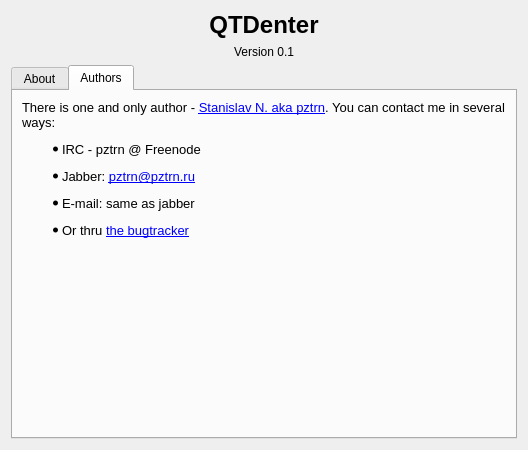
Above: src/ui/about.ui from pztrn/qtdenter-old before the change. Below: the same form after it.
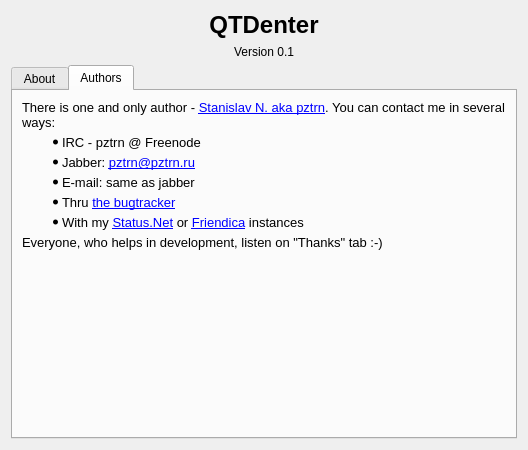
That is the form after the change. The open tabs and pages were chosen to show the change.

Commit message: All dents now in one list. Added filters buttons. Preparing for multiaccounting.

Diff of the .ui file:
```diff
--- a/src/ui/about.ui
+++ b/src/ui/about.ui
@@ -102,10 +102,12 @@
 p, li { white-space: pre-wrap; }
 &lt;/style&gt;&lt;/head&gt;&lt;body style=&quot; font-family:'PT Sans'; font-size:10pt; font-weight:400; font-style:normal;&quot;&gt;
 &lt;p style=&quot; margin-top:0px; margin-bottom:0px; margin-left:0px; margin-right:0px; -qt-block-indent:0; text-indent:0px;&quot;&gt;There is one and only author - &lt;a href=&quot;http://pztrn.ru/&quot;&gt;&lt;span style=&quot; text-decoration: underline; color:#0000ff;&quot;&gt;Stanislav N. aka pztrn&lt;/span&gt;&lt;/a&gt;. You can contact me in several ways:&lt;/p&gt;
-&lt;ul style=&quot;margin-top: 0px; margin-bottom: 0px; margin-left: 0px; margin-right: 0px; -qt-list-indent: 1;&quot;&gt;&lt;li style=&quot; margin-top:12px; margin-bottom:12px; margin-left:0px; margin-right:0px; -qt-block-indent:0; text-indent:0px;&quot;&gt;IRC - pztrn @ Freenode&lt;/li&gt;
-&lt;li style=&quot; margin-top:12px; margin-bottom:12px; margin-left:0px; margin-right:0px; -qt-block-indent:0; text-indent:0px;&quot;&gt;Jabber: &lt;a href=&quot;xmpp:pztrn@pztrn.ru&quot;&gt;&lt;span style=&quot; text-decoration: underline; color:#0000ff;&quot;&gt;pztrn@pztrn.ru&lt;/span&gt;&lt;/a&gt;&lt;/li&gt;
-&lt;li style=&quot; margin-top:12px; margin-bottom:12px; margin-left:0px; margin-right:0px; -qt-block-indent:0; text-indent:0px;&quot;&gt;E-mail: same as jabber&lt;/li&gt;
-&lt;li style=&quot; margin-top:12px; margin-bottom:12px; margin-left:0px; margin-right:0px; -qt-block-indent:0; text-indent:0px;&quot;&gt;Or thru &lt;a href=&quot;https://github.com/pztrn/qtdenter/issues&quot;&gt;&lt;span style=&quot; text-decoration: underline; color:#0000ff;&quot;&gt;the bugtracker&lt;/span&gt;&lt;/a&gt;&lt;/li&gt;&lt;/ul&gt;&lt;/body&gt;&lt;/html&gt;</string>
+&lt;ul style=&quot;margin-top: 0px; margin-bottom: 0px; margin-left: 0px; margin-right: 0px; -qt-list-indent: 1;&quot;&gt;&lt;li style=&quot; margin-top:5px; margin-bottom:5px; margin-left:0px; margin-right:0px; -qt-block-indent:0; text-indent:0px;&quot;&gt;IRC - pztrn @ Freenode&lt;/li&gt;
+&lt;li style=&quot; margin-top:5px; margin-bottom:5px; margin-left:0px; margin-right:0px; -qt-block-indent:0; text-indent:0px;&quot;&gt;Jabber: &lt;a href=&quot;xmpp:pztrn@pztrn.ru&quot;&gt;&lt;span style=&quot; text-decoration: underline; color:#0000ff;&quot;&gt;pztrn@pztrn.ru&lt;/span&gt;&lt;/a&gt;&lt;/li&gt;
+&lt;li style=&quot; margin-top:5px; margin-bottom:5px; margin-left:0px; margin-right:0px; -qt-block-indent:0; text-indent:0px;&quot;&gt;E-mail: same as jabber&lt;/li&gt;
+&lt;li style=&quot; margin-top:5px; margin-bottom:5px; margin-left:0px; margin-right:0px; -qt-block-indent:0; text-indent:0px;&quot;&gt;Thru &lt;a href=&quot;https://github.com/pztrn/qtdenter/issues&quot;&gt;&lt;span style=&quot; text-decoration: underline; color:#0000ff;&quot;&gt;the bugtracker&lt;/span&gt;&lt;/a&gt;&lt;/li&gt;
+&lt;li style=&quot; margin-top:5px; margin-bottom:5px; margin-left:0px; margin-right:0px; -qt-block-indent:0; text-indent:0px;&quot;&gt;With my &lt;a href=&quot;http://status.pztrn.ru/&quot;&gt;&lt;span style=&quot; text-decoration: underline; color:#0000ff;&quot;&gt;Status.Net&lt;/span&gt;&lt;/a&gt; or &lt;a href=&quot;https://friends.pztrn.ru/&quot;&gt;&lt;span style=&quot; text-decoration: underline; color:#0000ff;&quot;&gt;Friendica&lt;/span&gt;&lt;/a&gt; instances&lt;/li&gt;&lt;/ul&gt;
+&lt;p style=&quot; margin-top:5px; margin-bottom:5px; margin-left:0px; margin-right:0px; -qt-block-indent:0; text-indent:0px;&quot;&gt;Everyone, who helps in development, listen on &amp;quot;Thanks&amp;quot; tab :-)&lt;/p&gt;&lt;/body&gt;&lt;/html&gt;</string>
          </property>
          <property name="wordWrap">
           <bool>true</bool>
```
Left out of the diff: 2 changed lines with no effect on the pictures. The commit also changes 17 other files.
